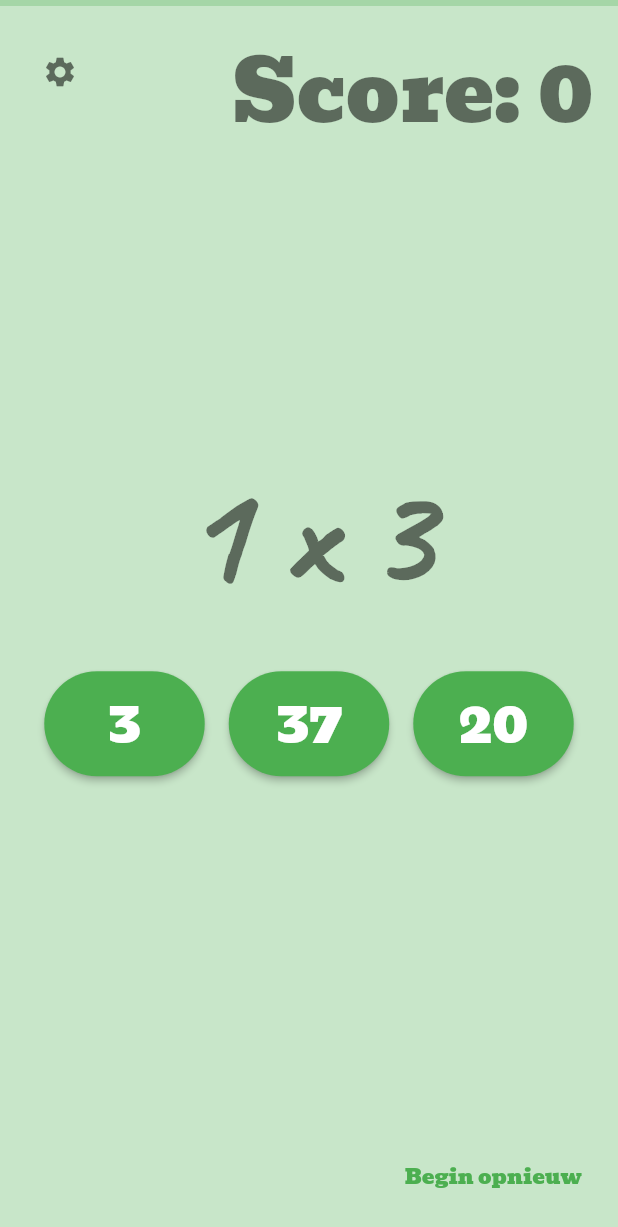
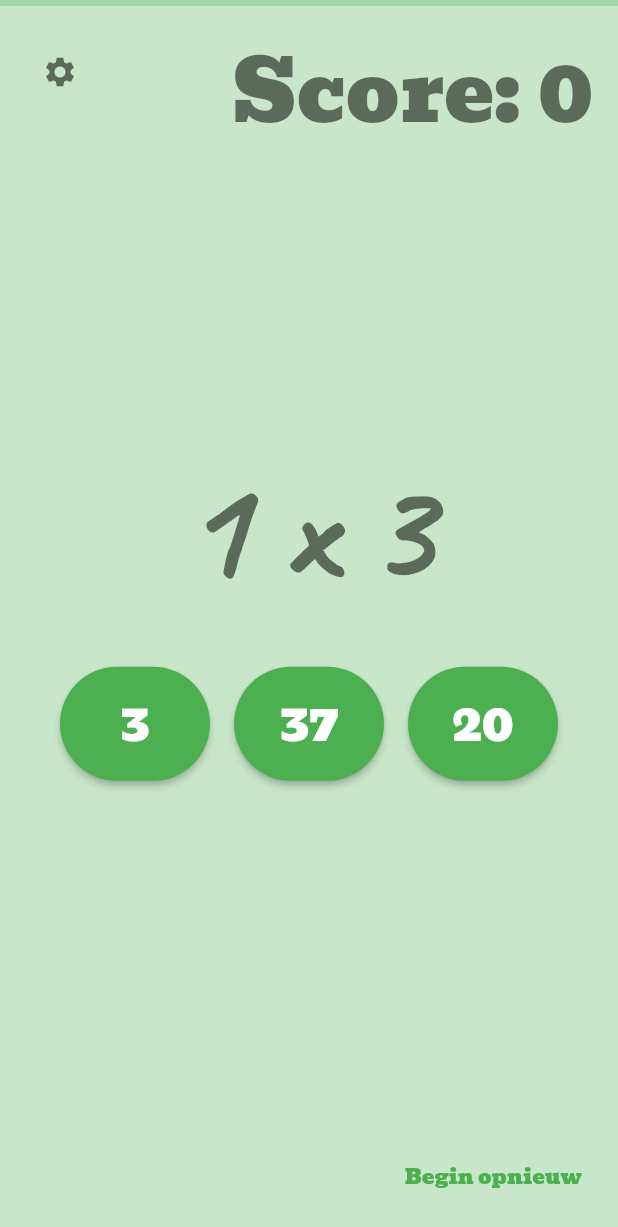
Before and after one commit to rogiervandenberg/tafeltester, a Flutter app: the screen it shows after launch, after a tap on "Start", on a phone screen of 412 x 824 dp. Shown: the top 1227 px of the screen. Run offline on Flutter 3.47's test engine with Material 2 defaults, Android fonts, the light colour scheme and no system bars; our stand-ins replace bloc, flutter_bloc, shared_preferences.

Commit message:
Fix layout on smaller screens

```diff
--- a/lib/main.dart
+++ b/lib/main.dart
@@ -151,13 +151,13 @@ class MyApp extends StatelessWidget {
                                               .read<QuestionCubit>()
                                               .giveAnswer(i),
                                           child: SizedBox(
-                                            width: 75.0,
-                                            height: 70.0,
+                                            width: 68.0,
+                                            height: 76.0,
                                             child: Center(
                                               child: Text(
                                                 i.toString(),
                                                 style: const TextStyle(
-                                                    fontSize: 36),
+                                                    fontSize: 32),
                                               ),
                                             ),
                                           )),
```
